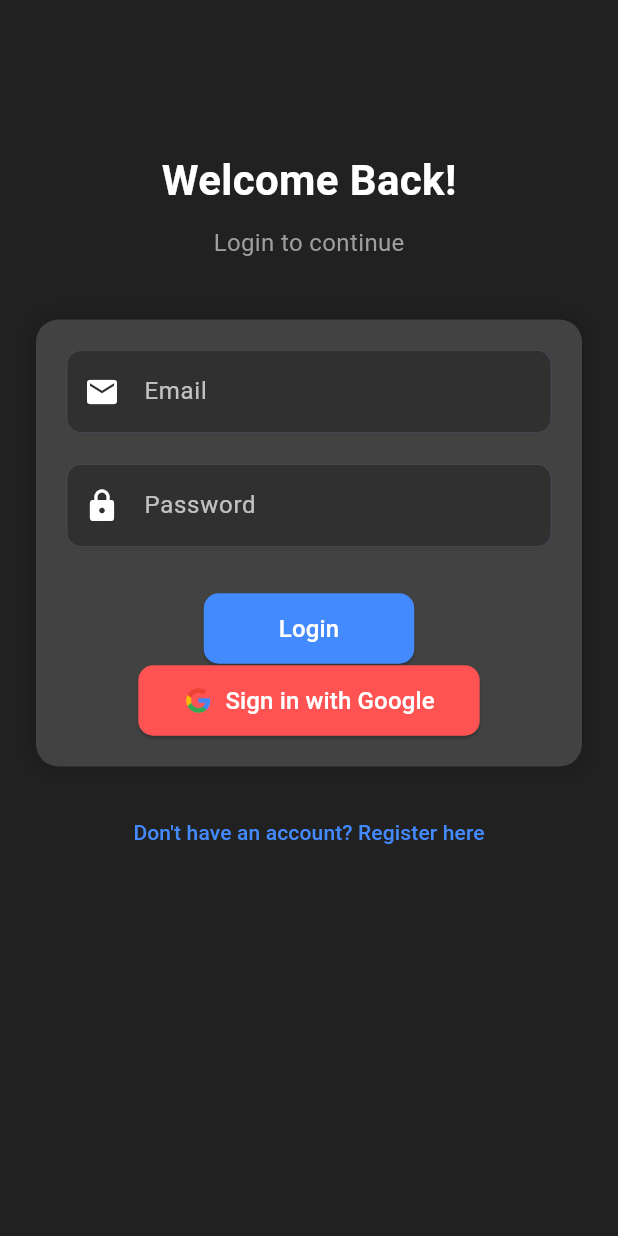
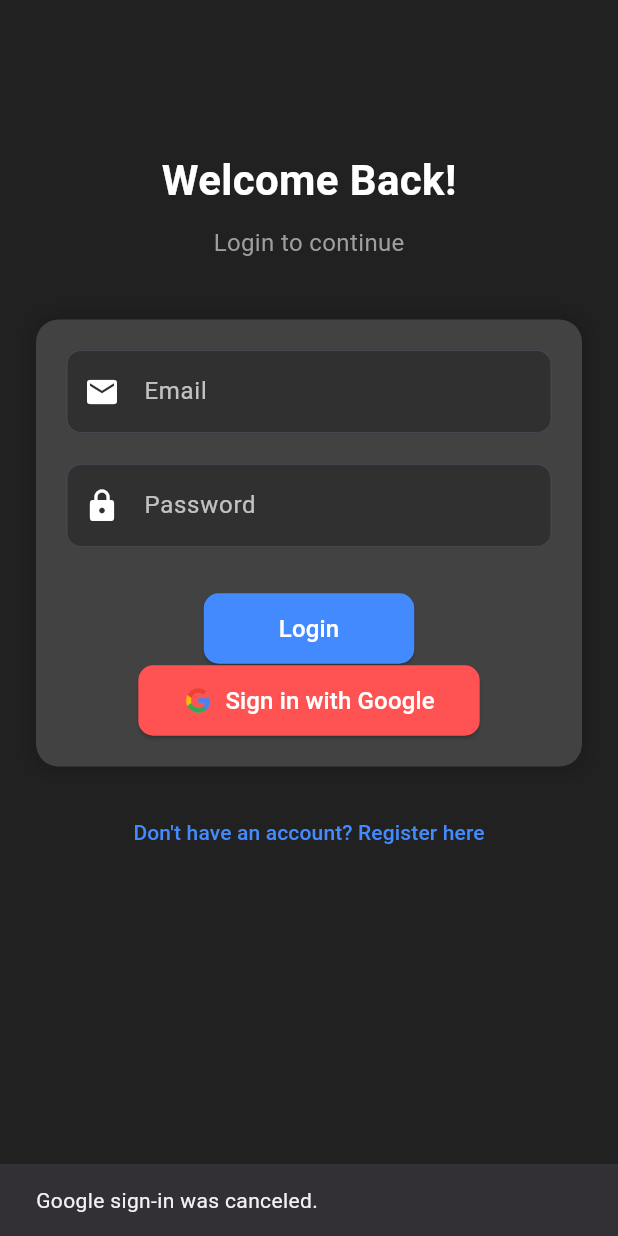
Before and after one commit to karank1610/my_wallpaper, a Flutter app: the LoginPage screen opened directly, after a tap on "Sign in with Google", on a phone screen of 412 x 824 dp. Run offline on Flutter 3.47's test engine with Material 3 defaults, Android fonts, the phone set to English and light mode, and no system bars; our stand-ins replace cloud_firestore, firebase_auth, firebase_core, firebase_database, firebase_storage, google_sign_in and 1 more; accounts and stored records are empty.

Commit message:
ui login

```diff
--- a/lib/screens/login_page.dart
+++ b/lib/screens/login_page.dart
@@ -176,21 +176,71 @@ class LoginPage extends StatelessWidget {
                     ),
                     ElevatedButton.icon(
                       onPressed: () async {
+                        try {
+                          // Start Google Sign-In process
                           final GoogleSignInAccount? googleUser =
                               await _googleSignIn.signIn();
                           if (googleUser != null) {
                             final GoogleSignInAuthentication googleAuth =
                                 await googleUser.authentication;
+
+                            // Create credentials for Firebase authentication
                             final AuthCredential credential =
                                 GoogleAuthProvider.credential(
                               accessToken: googleAuth.accessToken,
                               idToken: googleAuth.idToken,
                             );
+
+                            try {
+                              // Sign in to Firebase using the Google credentials
                               await _auth.signInWithCredential(credential);
+
+                              // Show a success message
+                              ScaffoldMessenger.of(context).showSnackBar(
+                                const SnackBar(
+                                    content: Text(
+                                        "Login successful! Welcome back.")),
+                              );
+
+                              // Navigate to ProfilePage after successful login
+                              Navigator.pushReplacement(
+                                context,
+                                MaterialPageRoute(
+                                  builder: (context) => ProfilePage(
+                                    onNavigateToHome: () {
+                                      Navigator.pop(
+                                          context); // Close the ProfilePage
+                                    },
+                                  ),
+                                ),
+                              );
+                            } catch (e) {
+                              // Handle errors during Firebase authentication
+                              ScaffoldMessenger.of(context).showSnackBar(
+                                SnackBar(
+                                    content:
+                                        Text("Firebase sign-in failed: $e")),
+                              );
+                            }
+                          } else {
+                            ScaffoldMessenger.of(context).showSnackBar(
+                              SnackBar(
+                                  content:
+                                      Text("Google sign-in was canceled.")),
+                            );
+                          }
+                        } catch (e) {
+                          // Handle any errors during Google sign-in
+                          print("Error during Google Sign-In: $e");
+                          ScaffoldMessenger.of(context).showSnackBar(
+                            SnackBar(
+                                content: Text(
+                                    "Google sign-in failed. Please try again.")),
+                          );
                         }
                       },
                       icon: Image.asset(
-                        "assets/googleLogo.png",
+                        "assets/googleLogo.png", // Ensure this file is in the assets folder
                         height: 20,
                       ),
                       label: Text(
```
Lines whose indentation alone changed are shown as unchanged.
